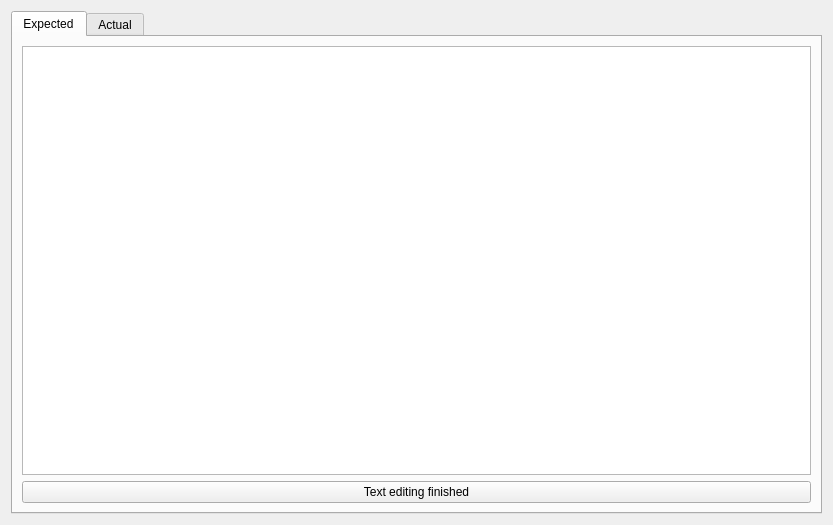
The window that src/pcot/assets/ui/tabs/tabstringtest.ui (AU-ExoMars/PCOT) describes before a commit, drawn with Qt 5.
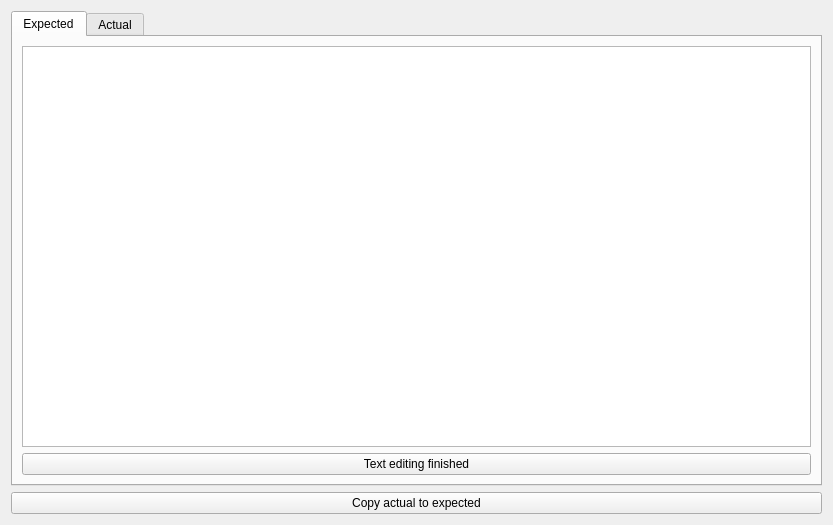
The same window after the commit. The open tabs and pages were chosen to show the change.

Commit message: Propagate DQ bits through mean/sd/sum/min/max; add expr Ctrl+Enter and stringtest copy-to-expected

Diff of the .ui file:
```diff
--- a/src/pcot/assets/ui/tabs/tabstringtest.ui
+++ b/src/pcot/assets/ui/tabs/tabstringtest.ui
@@ -14,7 +14,7 @@
    <string>Form</string>
   </property>
   <layout class="QGridLayout" name="gridLayout">
-   <item row="1" column="0">
+   <item row="0" column="0">
     <widget class="QTabWidget" name="tabWidget">
      <property name="currentIndex">
       <number>1</number>
@@ -56,6 +56,13 @@
      </widget>
     </widget>
    </item>
+   <item row="1" column="0">
+    <widget class="QPushButton" name="copyActualButton">
+     <property name="text">
+      <string>Copy actual to expected</string>
+     </property>
+    </widget>
+   </item>
   </layout>
  </widget>
  <resources/>
```
Left out of the diff: 2 changed lines with no effect on the pictures. The commit also changes 13 other files.
